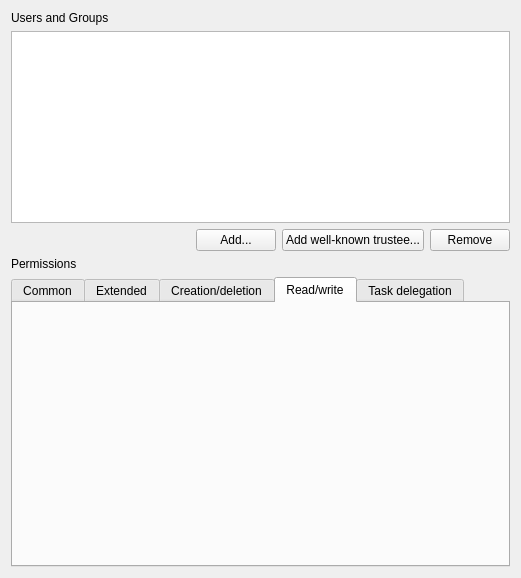
Qt form src/admc/tabs/security_tab.ui (altlinux/admc) before a commit.
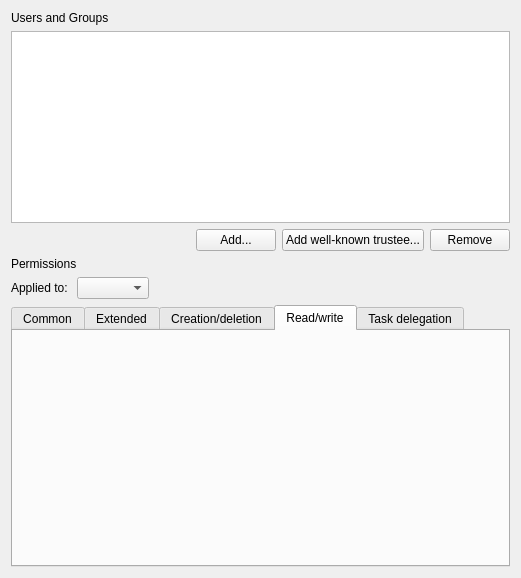
The same form after that commit. Custom widgets are drawn as their Qt base class.

Commit message:
Add permissions scope selection to security tab
Permissions scope can be selected via "Applied to" combo
box selection. Depending on selection, permissions will be
displayed and can be assigned to the target object with child
objects, only to the target object or to the children with
specific class.

```diff
--- a/src/admc/tabs/security_tab.ui
+++ b/src/admc/tabs/security_tab.ui
@@ -94,6 +94,36 @@
      </property>
     </widget>
    </item>
+   <item>
+    <layout class="QHBoxLayout" name="horizontalLayout_2">
+     <property name="bottomMargin">
+      <number>0</number>
+     </property>
+     <item>
+      <widget class="QLabel" name="applied_to_label">
+       <property name="text">
+        <string>Applied to: </string>
+       </property>
+      </widget>
+     </item>
+     <item>
+      <widget class="QComboBox" name="applied_objects_cmbBox"/>
+     </item>
+     <item>
+      <spacer name="horizontalSpacer_2">
+       <property name="orientation">
+        <enum>Qt::Horizontal</enum>
+       </property>
+       <property name="sizeHint" stdset="0">
+        <size>
+         <width>40</width>
+         <height>20</height>
+        </size>
+       </property>
+      </spacer>
+     </item>
+    </layout>
+   </item>
    <item>
     <widget class="QTabWidget" name="permissions_tab_widget">
      <property name="sizePolicy">
```
The commit also changes 2 other files.
